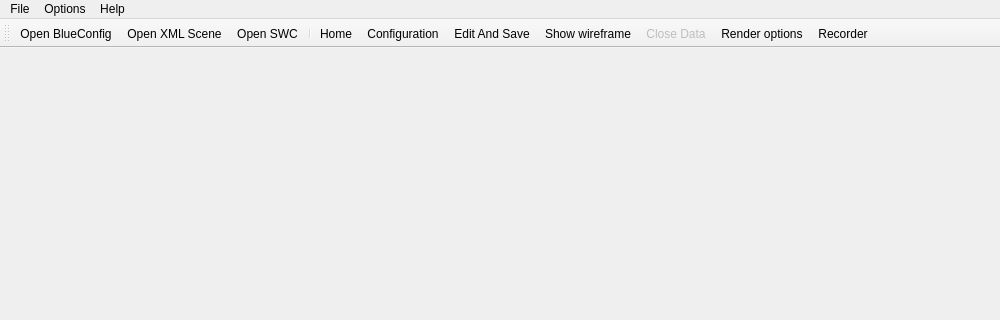
Old version of the form neurotessmesh/mainwindow.ui in the repository vg-lab/NeuroTessMesh; both pictures show x 0 to 1000 and y 0 to 320 of the 1000 by 720 pixel window.
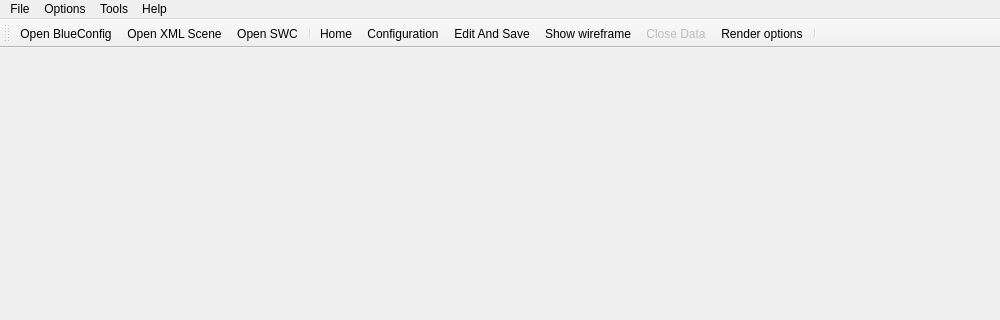
New version of the form. Icons and pictures are not drawn.

Patch:
```diff
--- a/neurotessmesh/mainwindow.ui
+++ b/neurotessmesh/mainwindow.ui
@@ -24,7 +24,7 @@
      <x>0</x>
      <y>0</y>
      <width>1000</width>
-     <height>23</height>
+     <height>22</height>
     </rect>
    </property>
    <widget class="QMenu" name="menuFile">
@@ -55,12 +55,16 @@
     <addaction name="actionRenderOptions"/>
     <addaction name="actionEditSave"/>
     <addaction name="actionConfiguration"/>
-    <addaction name="separator"/>
-    <addaction name="actionRecorder"/>
+   </widget>
+   <widget class="QMenu" name="menuTools">
+    <property name="title">
+     <string>Tools</string>
+    </property>
     <addaction name="actionAdvancedRecorderOptions"/>
    </widget>
    <addaction name="menuFile"/>
    <addaction name="menuOptions"/>
+   <addaction name="menuTools"/>
    <addaction name="menuHelp"/>
   </widget>
   <widget class="QStatusBar" name="statusbar"/>
@@ -84,7 +88,7 @@
    <addaction name="actionWireframe"/>
    <addaction name="actionCloseData"/>
    <addaction name="actionRenderOptions"/>
-   <addaction name="actionRecorder"/>
+   <addaction name="separator"/>
   </widget>
   <action name="actionQuit">
    <property name="text">
@@ -283,21 +287,6 @@
     <string>Ctrl+C</string>
    </property>
   </action>
-  <action name="actionRecorder">
-   <property name="checkable">
-    <bool>true</bool>
-   </property>
-   <property name="icon">
-    <iconset resource="resources.qrc">
-     <normaloff>:/icons/rsc/recorder.svg</normaloff>:/icons/rsc/recorder.svg</iconset>
-   </property>
-   <property name="text">
-    <string>Recorder</string>
-   </property>
-   <property name="shortcut">
-    <string>Ctrl+R</string>
-   </property>
-  </action>
   <action name="actionAdvancedRecorderOptions">
    <property name="checkable">
     <bool>true</bool>
```
Left out of the diff: 2 changed lines with no effect on the pictures.
